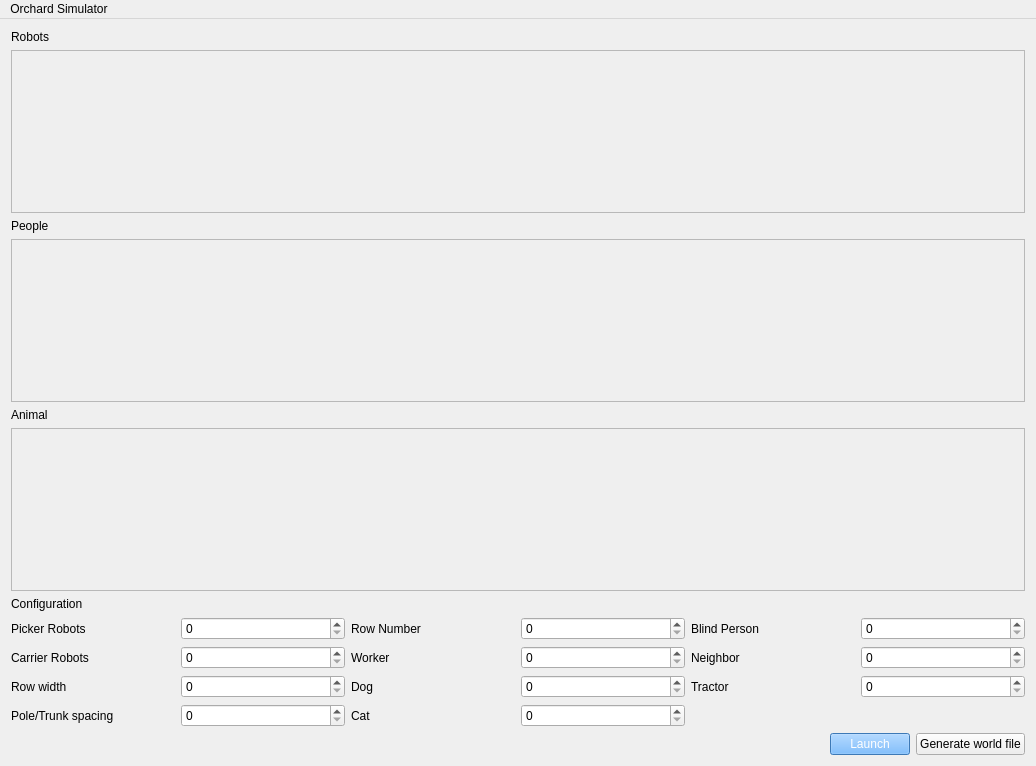
Above: gui/mainwindow.ui from gdsl/SOFTENG-306-PROJECT-1 before the change. Below: the same form after it.
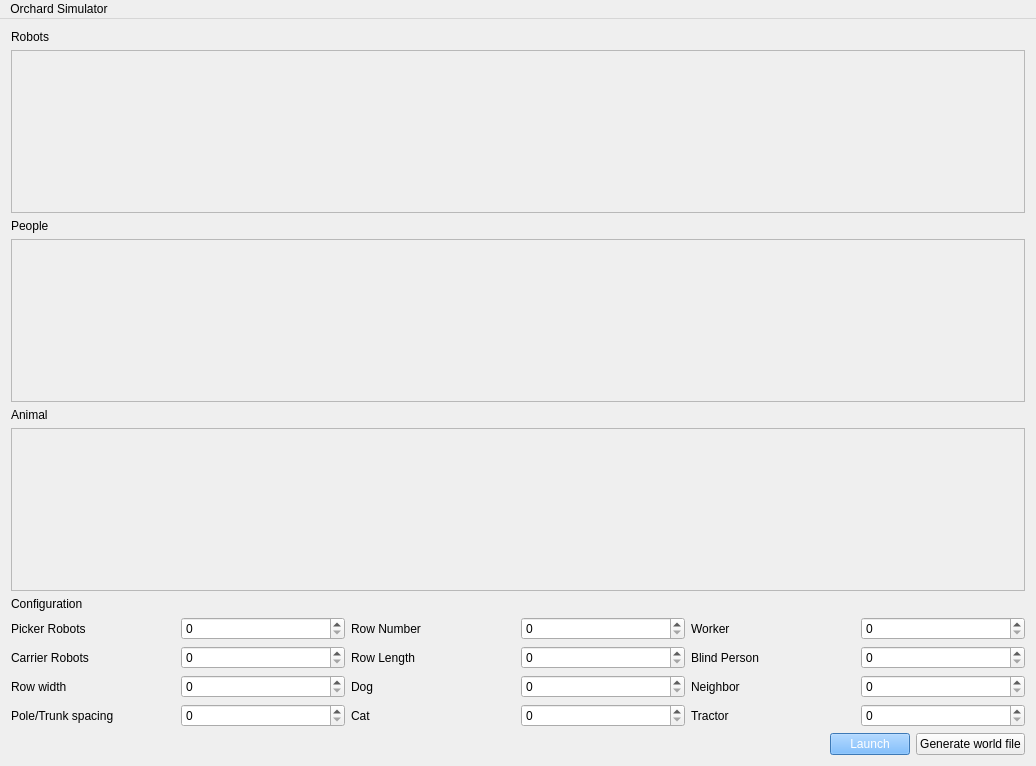
That is the form after the change.

Commit message: Added rowLength spinner

The edit to the form file:
```diff
--- a/gui/mainwindow.ui
+++ b/gui/mainwindow.ui
@@ -178,16 +178,6 @@
           </property>
          </widget>
         </item>
-        <item row="2" column="4">
-         <widget class="QLabel" name="neighborLabel">
-          <property name="text">
-           <string>Neighbor</string>
-          </property>
-         </widget>
-        </item>
-        <item row="2" column="5">
-         <widget class="QSpinBox" name="neighborSpinner"/>
-        </item>
         <item row="0" column="2">
          <widget class="QLabel" name="rowNumberLabel">
           <property name="text">
@@ -198,23 +188,6 @@
         <item row="0" column="3">
          <widget class="QSpinBox" name="rowNumberSpinner"/>
         </item>
-        <item row="2" column="2">
-         <widget class="QLabel" name="workerLabel">
-          <property name="text">
-           <string>Worker</string>
-          </property>
-         </widget>
-        </item>
-        <item row="2" column="3">
-         <widget class="QSpinBox" name="workerSpinner"/>
-        </item>
-        <item row="0" column="4">
-         <widget class="QLabel" name="blindPersonLabel">
-          <property name="text">
-           <string>Blind Person</string>
-          </property>
-         </widget>
-        </item>
         <item row="5" column="2">
          <widget class="QLabel" name="catLabel">
           <property name="text">
@@ -222,22 +195,59 @@
           </property>
          </widget>
         </item>
-        <item row="0" column="5">
-         <widget class="QSpinBox" name="blindPersonSpinner"/>
-        </item>
-        <item row="4" column="5">
-         <widget class="QSpinBox" name="tractorSpinner"/>
-        </item>
         <item row="5" column="3">
          <widget class="QSpinBox" name="catSpinner"/>
         </item>
-        <item row="4" column="4">
+        <item row="5" column="4">
          <widget class="QLabel" name="tractorLabel">
           <property name="text">
            <string>Tractor</string>
           </property>
          </widget>
         </item>
+        <item row="5" column="5">
+         <widget class="QSpinBox" name="tractorSpinner"/>
+        </item>
+        <item row="4" column="5">
+         <widget class="QSpinBox" name="neighborSpinner"/>
+        </item>
+        <item row="4" column="4">
+         <widget class="QLabel" name="neighborLabel">
+          <property name="text">
+           <string>Neighbor</string>
+          </property>
+         </widget>
+        </item>
+        <item row="2" column="5">
+         <widget class="QSpinBox" name="blindPersonSpinner"/>
+        </item>
+        <item row="2" column="4">
+         <widget class="QLabel" name="blindPersonLabel">
+          <property name="text">
+           <string>Blind Person</string>
+          </property>
+         </widget>
+        </item>
+        <item row="0" column="4">
+         <widget class="QLabel" name="workerLabel">
+          <property name="text">
+           <string>Worker</string>
+          </property>
+         </widget>
+        </item>
+        <item row="0" column="5">
+         <widget class="QSpinBox" name="workerSpinner"/>
+        </item>
+        <item row="2" column="2">
+         <widget class="QLabel" name="rowLengthLabel">
+          <property name="text">
+           <string>Row Length</string>
+          </property>
+         </widget>
+        </item>
+        <item row="2" column="3">
+         <widget class="QSpinBox" name="rowLengthSpinner"/>
+        </item>
        </layout>
       </item>
       <item>
```
The commit also changes 2 other files.
